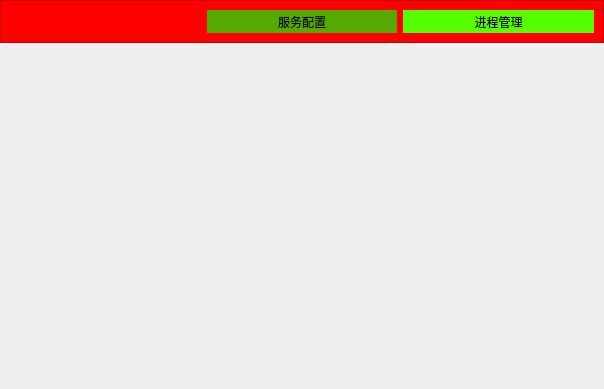
The window that mainwidget.ui (YongGuangLi/DeviceManage) describes before a commit, drawn with Qt 5.
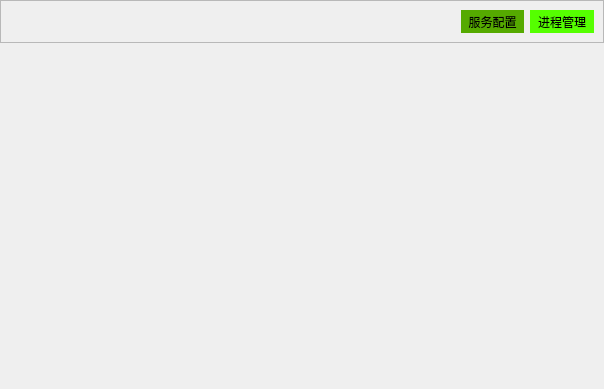
The same window after the commit.

```diff
--- a/mainwidget.ui
+++ b/mainwidget.ui
@@ -26,7 +26,7 @@
       </sizepolicy>
      </property>
      <property name="styleSheet">
-      <string notr="true">background-color: rgb(255, 0, 0);</string>
+      <string notr="true"> </string>
      </property>
      <property name="frameShape">
       <enum>QFrame::StyledPanel</enum>
@@ -34,7 +34,7 @@
      <property name="frameShadow">
       <enum>QFrame::Raised</enum>
      </property>
-     <layout class="QGridLayout" name="gridLayout_2">
+     <layout class="QGridLayout" name="gridLayout_2" columnstretch="7,1,1">
       <item row="0" column="0">
        <widget class="QLabel" name="label">
         <property name="text">
```
Left out of the diff: 6 changed lines with no effect on the pictures.
